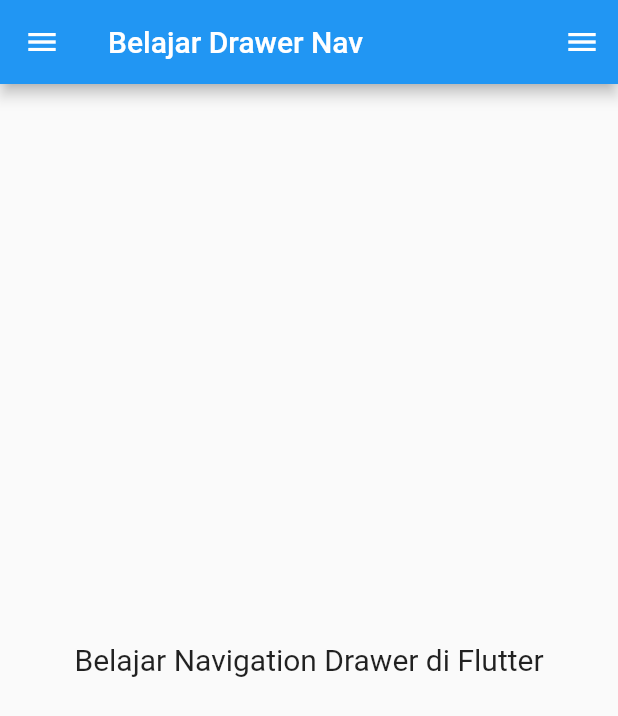
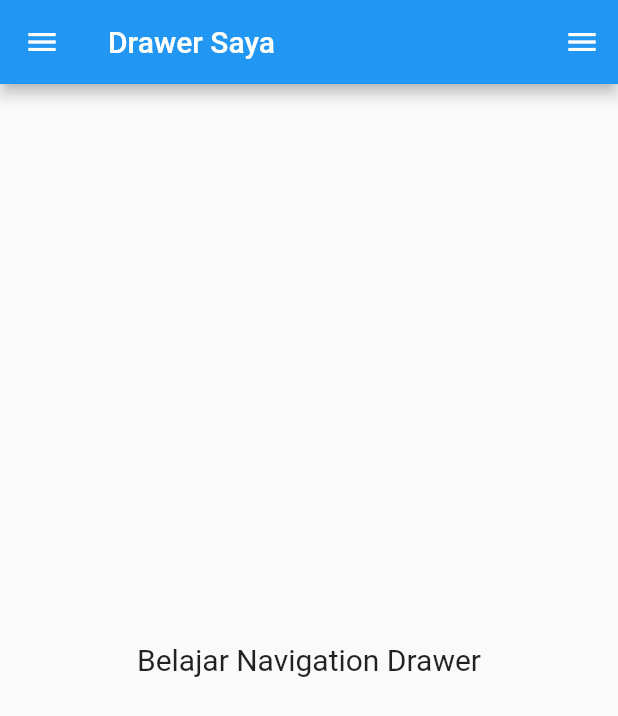
Before and after one commit to auliaMif/flutter, a Flutter app: the screen it shows after launch, on a phone screen of 412 x 824 dp. Shown: the top 716 px of the screen. Run offline on Flutter 3.47's test engine with Material 2 defaults, Android fonts, the phone set to English and light mode, and no system bars.

```diff
--- a/lib/main.dart
+++ b/lib/main.dart
@@ -3,7 +3,7 @@ import 'nav-drawer.dart';
 
 void main() {
   runApp(MaterialApp(
-    title: "BelajarFlutter.com",
+    title: "BelajarFlutter",
     home: BelajarNavigationDrawer(),
   ));
 }
@@ -13,11 +13,11 @@ class BelajarNavigationDrawer extends StatelessWidget {
   Widget build(BuildContext context) {
     return Scaffold(
       appBar: AppBar(
-        title: Text("Belajar Drawer Nav"),
+        title: Text("Drawer Saya"),
       ),
       drawer: DrawerWidget(),
       endDrawer: DrawerWidget(),
-      body: Center(child: Text('Belajar Navigation Drawer di Flutter', style: TextStyle(fontSize: 20))),
+      body: Center(child: Text('Belajar Navigation Drawer', style: TextStyle(fontSize: 20))),
     );
   }
 }
```
Also changed, not shown: 1 other file.
